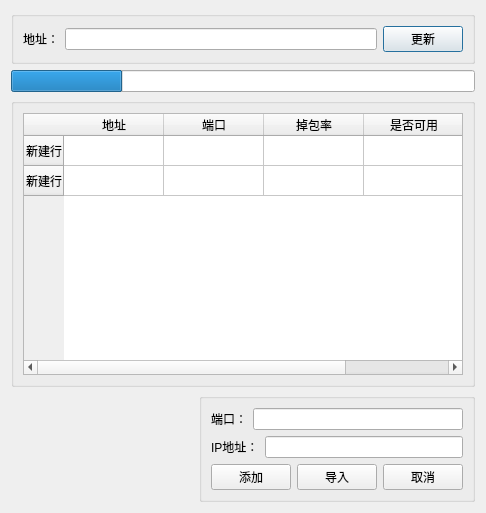
Before: the Qt Designer form gui/uitemplate/proxymanagedlg.ui in crazypoo/geniusbar-reserver, drawn with Qt 5.
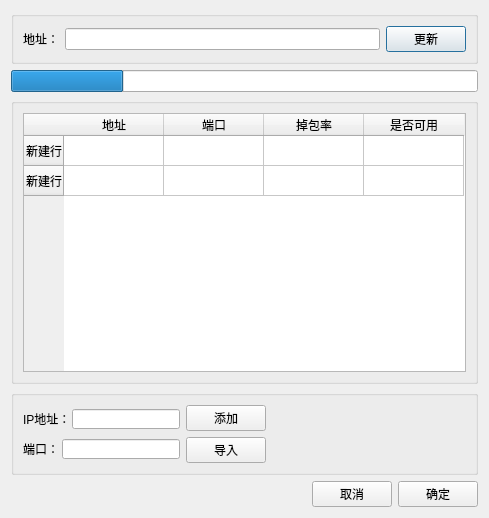
After: the same form once the commit is applied. Custom widgets are drawn as their Qt base class.

```diff
--- a/gui/uitemplate/proxymanagedlg.ui
+++ b/gui/uitemplate/proxymanagedlg.ui
@@ -6,14 +6,20 @@
    <rect>
     <x>0</x>
     <y>0</y>
-    <width>486</width>
-    <height>513</height>
+    <width>489</width>
+    <height>518</height>
    </rect>
   </property>
+  <property name="maximumSize">
+   <size>
+    <width>489</width>
+    <height>16777215</height>
+   </size>
+  </property>
   <property name="windowTitle">
    <string>代理管理</string>
   </property>
-  <layout class="QVBoxLayout" name="verticalLayout_4">
+  <layout class="QVBoxLayout" name="verticalLayout_5">
    <item>
     <widget class="QGroupBox" name="groupBox_2">
      <property name="title">
@@ -97,6 +103,111 @@
      </layout>
     </widget>
    </item>
+   <item>
+    <widget class="QGroupBox" name="groupBox_4">
+     <property name="title">
+      <string/>
+     </property>
+     <layout class="QHBoxLayout" name="horizontalLayout_6">
+      <item>
+       <layout class="QHBoxLayout" name="horizontalLayout_4">
+        <item>
+         <layout class="QVBoxLayout" name="verticalLayout_4">
+          <item>
+           <layout class="QHBoxLayout" name="horizontalLayout_2">
+            <item>
+             <widget class="QLabel" name="label_2">
+              <property name="maximumSize">
+               <size>
+                <width>43</width>
+                <height>21</height>
+               </size>
+              </property>
+              <property name="text">
+               <string>IP地址：</string>
+              </property>
+             </widget>
+            </item>
+            <item>
+             <widget class="QLineEdit" name="lEProxyIp">
+              <property name="maximumSize">
+               <size>
+                <width>173</width>
+                <height>20</height>
+               </size>
+              </property>
+             </widget>
+            </item>
+           </layout>
+          </item>
+          <item>
+           <layout class="QHBoxLayout" name="horizontalLayout_3">
+            <item>
+             <widget class="QLabel" name="label_3">
+              <property name="maximumSize">
+               <size>
+                <width>33</width>
+                <height>21</height>
+               </size>
+              </property>
+              <property name="text">
+               <string>端口：</string>
+              </property>
+             </widget>
+            </item>
+            <item>
+             <widget class="QLineEdit" name="lEPort">
+              <property name="maximumSize">
+               <size>
+                <width>183</width>
+                <height>20</height>
+               </size>
+              </property>
+              <property name="inputMethodHints">
+               <set>Qt::ImhDigitsOnly</set>
+              </property>
+             </widget>
+            </item>
+           </layout>
+          </item>
+         </layout>
+        </item>
+        <item>
+         <layout class="QVBoxLayout" name="verticalLayout">
+          <item>
+           <widget class="QPushButton" name="pBAdd">
+            <property name="text">
+             <string>添加</string>
+            </property>
+           </widget>
+          </item>
+          <item>
+           <widget class="QPushButton" name="pBImport">
+            <property name="text">
+             <string>导入</string>
+            </property>
+           </widget>
+          </item>
+         </layout>
+        </item>
+       </layout>
+      </item>
+      <item>
+       <spacer name="horizontalSpacer_2">
+        <property name="orientation">
+         <enum>Qt::Horizontal</enum>
+        </property>
+        <property name="sizeHint" stdset="0">
+         <size>
+          <width>40</width>
+          <height>20</height>
+         </size>
+        </property>
+       </spacer>
+      </item>
+     </layout>
+    </widget>
+   </item>
    <item>
     <layout class="QHBoxLayout" name="horizontalLayout_5">
      <item>
@@ -113,65 +224,17 @@
       </spacer>
      </item>
      <item>
-      <widget class="QGroupBox" name="groupBox_4">
-       <property name="title">
-        <string/>
+      <widget class="QPushButton" name="pBCancel">
+       <property name="text">
+        <string>取消</string>
        </property>
-       <layout class="QVBoxLayout" name="verticalLayout">
-        <item>
-         <layout class="QHBoxLayout" name="horizontalLayout_2">
-          <item>
-           <widget class="QLabel" name="label_3">
-            <property name="text">
-             <string>端口：</string>
-            </property>
-           </widget>
-          </item>
-          <item>
-           <widget class="QLineEdit" name="lEProxyIp"/>
-          </item>
-         </layout>
-        </item>
-        <item>
-         <layout class="QHBoxLayout" name="horizontalLayout_3">
-          <item>
-           <widget class="QLabel" name="label_2">
-            <property name="text">
-             <string>IP地址：</string>
-            </property>
-           </widget>
-          </item>
-          <item>
-           <widget class="QLineEdit" name="lEPort"/>
-          </item>
-         </layout>
-        </item>
-        <item>
-         <layout class="QHBoxLayout" name="horizontalLayout_4">
-          <item>
-           <widget class="QPushButton" name="pBAdd">
-            <property name="text">
-             <string>添加</string>
-            </property>
-           </widget>
-          </item>
-          <item>
-           <widget class="QPushButton" name="pBImport">
-            <property name="text">
-             <string>导入</string>
-            </property>
-           </widget>
-          </item>
-          <item>
-           <widget class="QPushButton" name="pBCancel">
-            <property name="text">
-             <string>取消</string>
-            </property>
-           </widget>
-          </item>
-         </layout>
-        </item>
-       </layout>
+      </widget>
+     </item>
+     <item>
+      <widget class="QPushButton" name="pBOk">
+       <property name="text">
+        <string>确定</string>
+       </property>
       </widget>
      </item>
     </layout>
```
Left out of the diff: 50 changed lines with no effect on the pictures.
